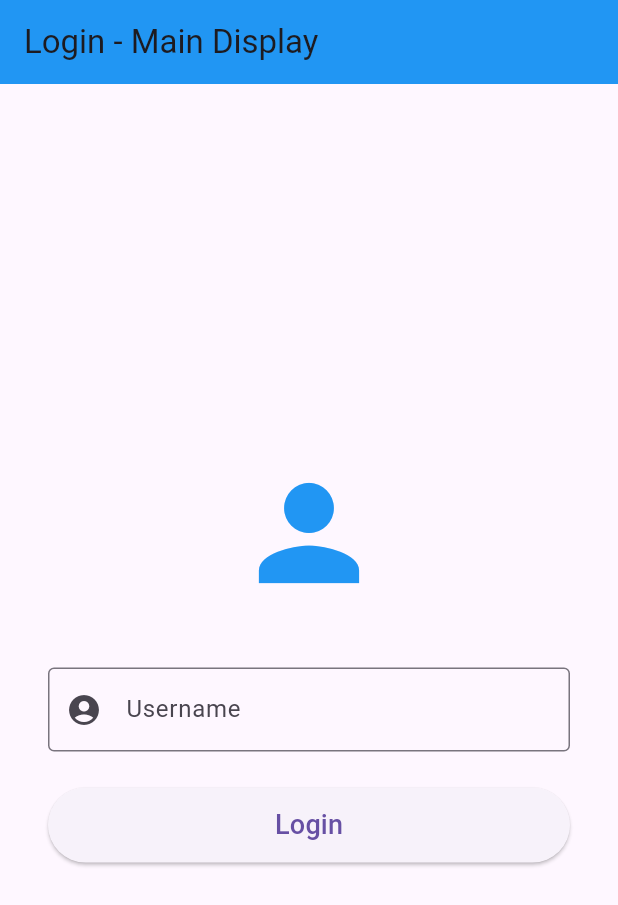
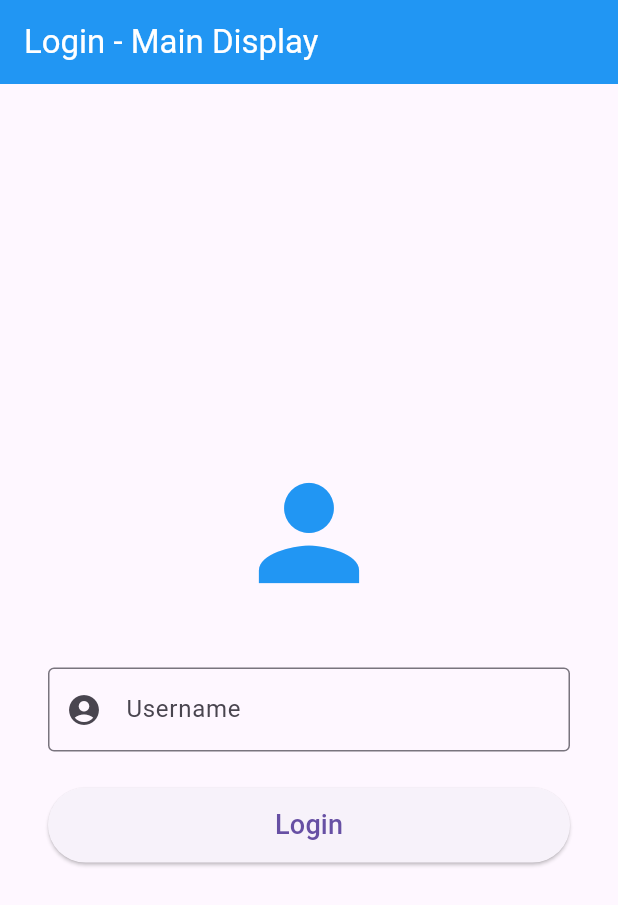
Before and after one commit to WaqasShafi001/tripple_display_demo_app, a Flutter app: the screen it shows after launch, on a phone screen of 412 x 824 dp. Shown: the top 905 px of the screen. Run offline on Flutter 3.47's test engine with Material 3 defaults, Android fonts, the light colour scheme and no system bars; missing offline and left inert: flutter_multi_display.

Commit message:
code pushed

```diff
--- a/lib/pages/main_app_pages/login_page.dart
+++ b/lib/pages/main_app_pages/login_page.dart
@@ -49,7 +49,7 @@ class _LoginPageState extends State<LoginPage> {
   Widget build(BuildContext context) {
     return Scaffold(
       appBar: AppBar(
-        title: const Text('Login - Main Display'),
+        title: const Text('Login - Main Display', style: TextStyle(color: Colors.white),),
         backgroundColor: Colors.blue,
       ),
       body: Center(
```
